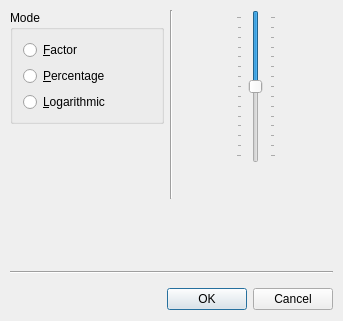
Qt form plugins/volume/VolumeDlg.ui (KDE/kwave) before a commit.
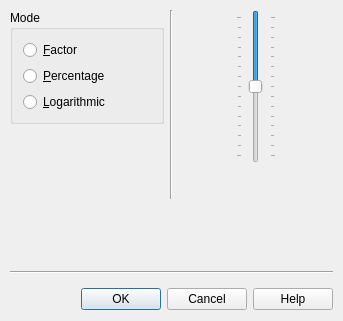
The same form after that commit. Custom widgets are drawn as their Qt base class.

Commit message: enabled the 'Help' buttons of all plugins and let them open the corresponding section in the handbook

```diff
--- a/plugins/volume/VolumeDlg.ui
+++ b/plugins/volume/VolumeDlg.ui
@@ -318,26 +318,10 @@
      <property name="margin">
       <number>0</number>
      </property>
-     <item>
-      <spacer>
-       <property name="orientation">
-        <enum>Qt::Horizontal</enum>
-       </property>
-       <property name="sizeType">
-        <enum>QSizePolicy::Expanding</enum>
-       </property>
-       <property name="sizeHint" stdset="0">
-        <size>
-         <width>100</width>
-         <height>0</height>
-        </size>
-       </property>
-      </spacer>
-     </item>
      <item>
       <widget class="KDialogButtonBox" name="buttonBox">
        <property name="standardButtons">
-        <set>QDialogButtonBox::Cancel|QDialogButtonBox::Ok</set>
+        <set>QDialogButtonBox::Cancel|QDialogButtonBox::Help|QDialogButtonBox::Ok</set>
        </property>
       </widget>
      </item>
```
Left out of the diff: 19 changed lines with no effect on the pictures. The commit also changes 33 other files.
